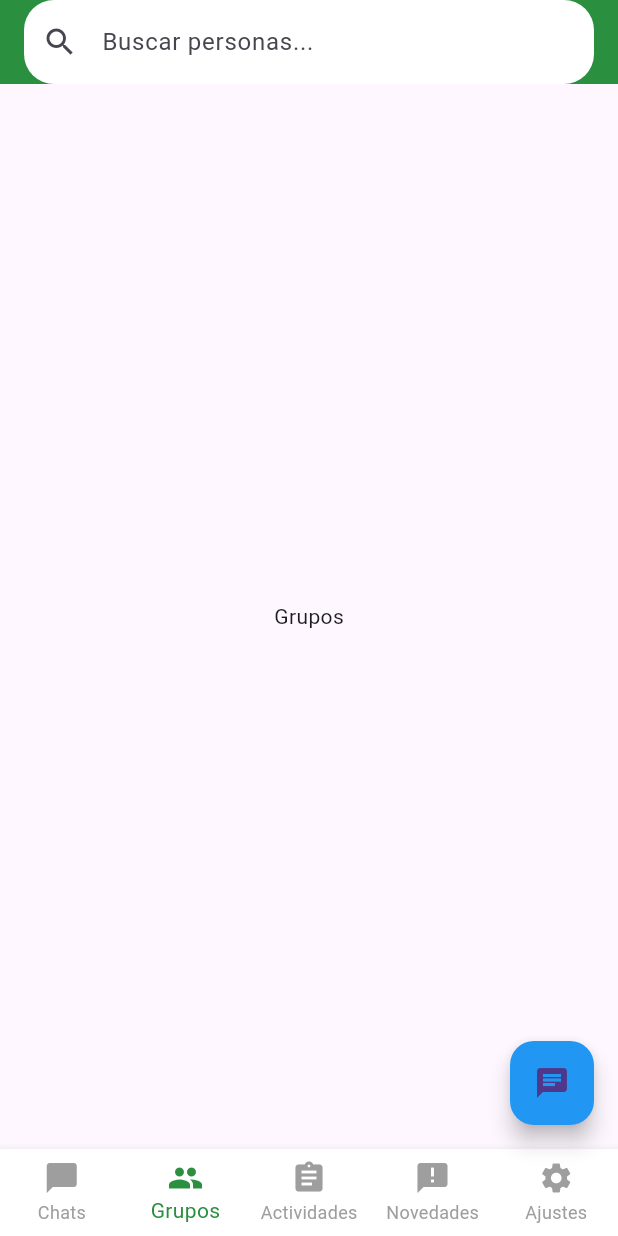
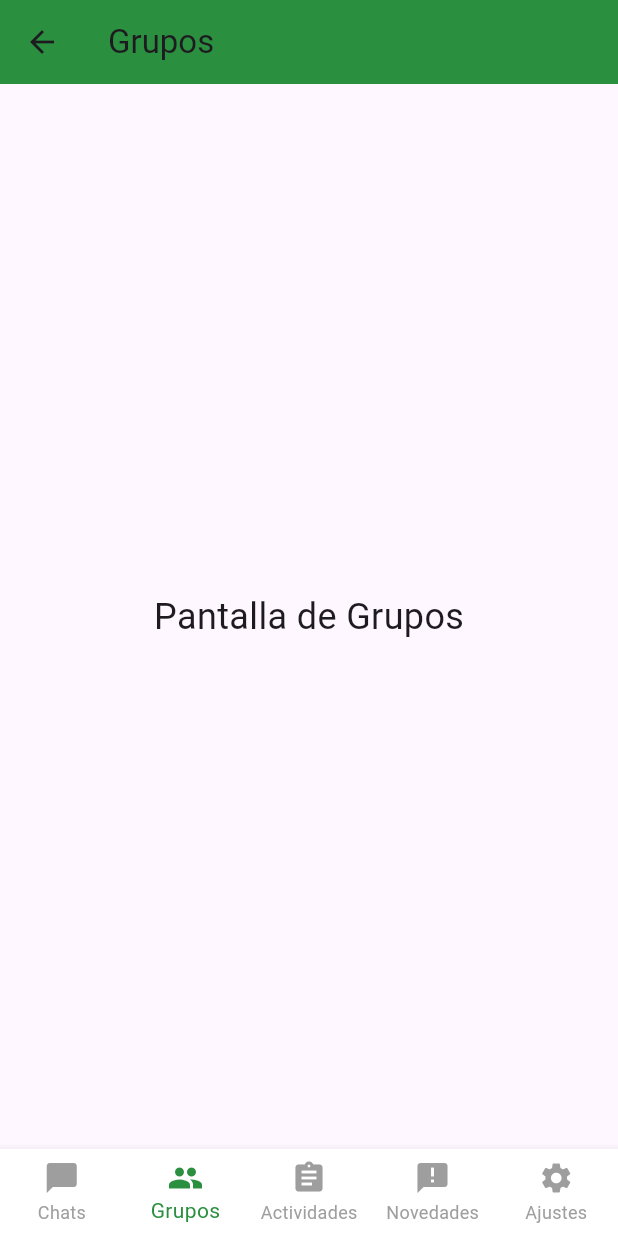
Before and after one commit to yoiner198/uniconnect, a Flutter app: the PantallaPrincipal screen opened directly, item 2 of the bottom bar chosen, on a phone screen of 412 x 824 dp. Run offline on Flutter 3.47's test engine with Material 3 defaults, Android fonts, the phone set to English and light mode, and no system bars; our stand-ins replace cloud_firestore, firebase_auth, firebase_core; accounts and stored records are empty.

Commit message:
pantallas

```diff
--- /dev/null
+++ b/lib/pantallas/grupos.dart
@@ -0,0 +1,27 @@
+// grupos.dart
+import 'package:flutter/material.dart';
+import 'package:uniconnect/widgets/bottom_nav_bar.dart';
+
+class GruposPage extends StatelessWidget {
+  const GruposPage({Key? key}) : super(key: key);
+
+  @override
+  Widget build(BuildContext context) {
+    return Scaffold(
+      appBar: AppBar(
+        title: const Text('Grupos'),
+        backgroundColor: const Color.fromARGB(255, 42, 143, 62),
+      ),
+      body: const Center(
+        child: Text(
+          'Pantalla de Grupos',
+          style: TextStyle(fontSize: 24),
+        ),
+      ),
+      bottomNavigationBar: BottomNavBar(
+        selectedIndex: 1, // Índice para Grupos
+        onItemTapped: (index) {},
+      ),
+    );
+  }
+}
--- a/lib/pantallas/pantalla_principal.dart
+++ b/lib/pantallas/pantalla_principal.dart
@@ -1,8 +1,8 @@
 import 'package:flutter/material.dart';
 import 'package:firebase_auth/firebase_auth.dart';
 import 'package:uniconnect/pantallas/agregar_chat.dart';
+import 'package:uniconnect/widgets/bottom_nav_bar.dart'; // Asegúrate de usar la ruta correcta
 
-// ignore: use_key_in_widget_constructors
 class PantallaPrincipal extends StatefulWidget {
   @override
   _PantallaPrincipalState createState() => _PantallaPrincipalState();
@@ -41,39 +41,13 @@ class _PantallaPrincipalState extends State<PantallaPrincipal> {
         child: _widgetOptions
             .elementAt(_selectedIndex), // Muestra la opción seleccionada
       ),
-      bottomNavigationBar: BottomNavigationBar(
-        items: const <BottomNavigationBarItem>[
-          BottomNavigationBarItem(
-            icon: Icon(Icons.chat_bubble),
-            label: 'Chats',
-          ),
-          BottomNavigationBarItem(
-            icon: Icon(Icons.group),
-            label: 'Grupos',
-          ),
-          BottomNavigationBarItem(
-            icon: Icon(Icons.assignment),
-            label: 'Actividades',
-          ),
-          BottomNavigationBarItem(
-            icon: Icon(Icons.announcement),
-            label: 'Novedades',
-          ),
-          BottomNavigationBarItem(
-            icon: Icon(Icons.settings),
-            label: 'Ajustes',
-          ),
-        ],
-        currentIndex: _selectedIndex,
-        selectedItemColor: const Color.fromARGB(
-            255, 42, 143, 62), // Color verde para la selección
-        unselectedItemColor:
-            Colors.grey, // Color gris para los no seleccionados
-        backgroundColor: Colors.white, // Fondo blanco del menú inferior
-        onTap: _onItemTapped,
-        elevation: 5, // Sombra para el menú
-        type: BottomNavigationBarType
-            .fixed, // Para mantener el texto debajo de los íconos
+      bottomNavigationBar: BottomNavBar(
+        selectedIndex: _selectedIndex,
+        onItemTapped: (index) {
+          setState(() {
+            _selectedIndex = index;
+          });
+        },
       ),
       floatingActionButton: FloatingActionButton(
         onPressed: _agregarChat, // Llamada a la función modificada
--- /dev/null
+++ b/lib/widgets/bottom_nav_bar.dart
@@ -0,0 +1,88 @@
+import 'package:flutter/material.dart';
+import 'package:uniconnect/pantallas/pantalla_principal.dart';
+import 'package:uniconnect/pantallas/grupos.dart';
+import 'package:uniconnect/pantallas/actividades.dart';
+import 'package:uniconnect/pantallas/ajustes.dart';
+import 'package:uniconnect/pantallas/novedades.dart';
+
+class BottomNavBar extends StatelessWidget {
+  final int selectedIndex;
+  final Function(int) onItemTapped;
+
+  const BottomNavBar({
+    Key? key,
+    required this.selectedIndex,
+    required this.onItemTapped,
+  }) : super(key: key);
+
+  void _navigateToScreen(BuildContext context, int index) {
+    switch (index) {
+      case 0:
+        Navigator.pushReplacement(
+          context,
+          MaterialPageRoute(builder: (context) => PantallaPrincipal()),
+        );
+        break;
+      case 1:
+        Navigator.pushReplacement(
+          context,
+          MaterialPageRoute(builder: (context) => const GruposPage()),
+        );
+        break;
+      case 2:
+        Navigator.pushReplacement(
+          context,
+          MaterialPageRoute(builder: (context) => const ActividadesPage()),
+        );
+        break;
+      case 3:
+        Navigator.pushReplacement(
+          context,
+          MaterialPageRoute(builder: (context) => const NovedadesPage()),
+        );
+        break;
+      case 4:
+        Navigator.pushReplacement(
+          context,
+          MaterialPageRoute(builder: (context) => const AjustesPage()),
+        );
+        break;
+    }
+  }
+
+  @override
+  Widget build(BuildContext context) {
+    return BottomNavigationBar(
+      items: const <BottomNavigationBarItem>[
+        BottomNavigationBarItem(
+          icon: Icon(Icons.chat_bubble),
+          label: 'Chats',
+        ),
+        BottomNavigationBarItem(
+          icon: Icon(Icons.group),
+          label: 'Grupos',
+        ),
+        BottomNavigationBarItem(
+          icon: Icon(Icons.assignment),
+          label: 'Actividades',
+        ),
+        BottomNavigationBarItem(
+          icon: Icon(Icons.announcement),
+          label: 'Novedades',
+        ),
+        BottomNavigationBarItem(
+          icon: Icon(Icons.settings),
+          label: 'Ajustes',
+        ),
+      ],
+      currentIndex: selectedIndex,
+      selectedItemColor: const Color.fromARGB(255, 42, 143, 62), // Color verde
+      unselectedItemColor: Colors.grey, // Color gris
+      backgroundColor: Colors.white,
+      onTap: (index) =>
+          _navigateToScreen(context, index), // Navegar al hacer tap
+      elevation: 5,
+      type: BottomNavigationBarType.fixed,
+    );
+  }
+}
```
Also changed, not shown: lib/pantallas/actividades.dart (added, +27 -0 lines), lib/pantallas/ajustes.dart (added, +27 -0 lines), lib/pantallas/novedades.dart (added, +27 -0 lines).
